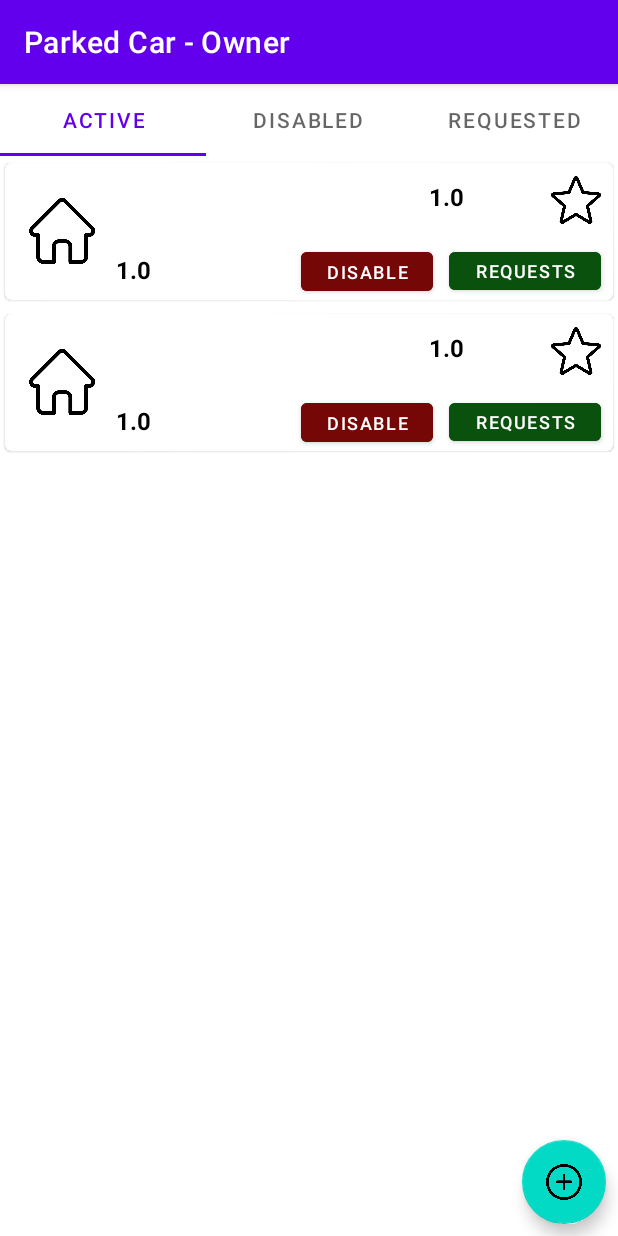
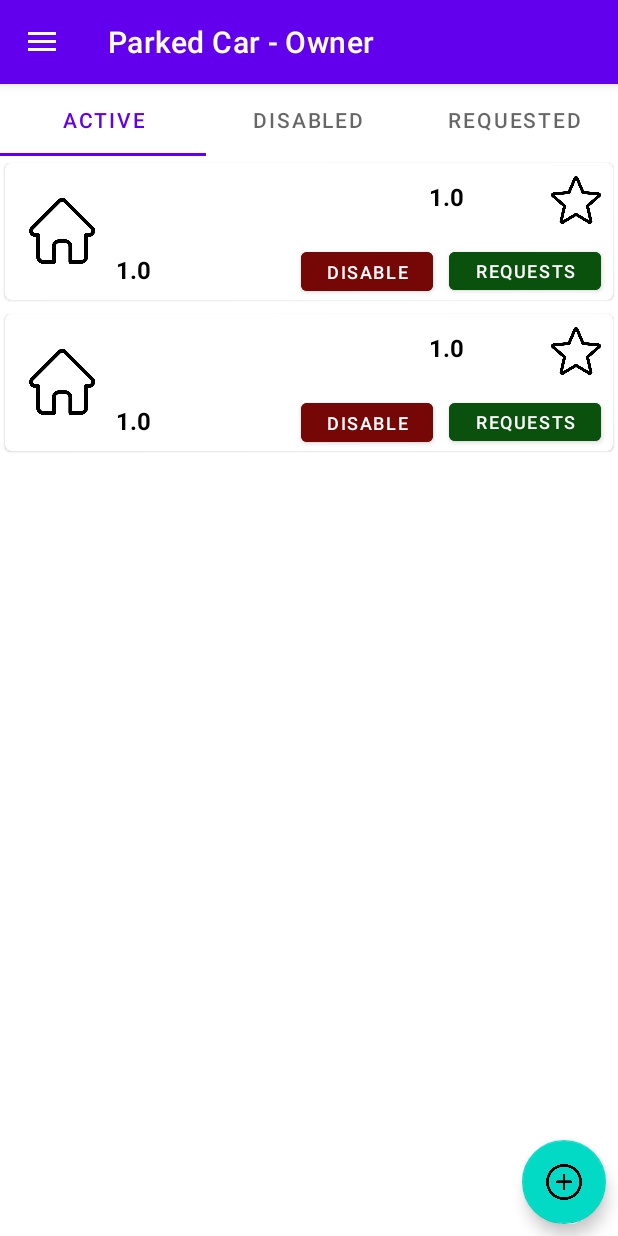
Before and after one commit to ParkedCar-Dev/ParkedCar-Owner, an Android app: the screen it shows after launch (DashboardActivity), on a phone screen of 412 x 824 dp. Run offline under Robolectric (Android 15) with nearby library versions, the phone set to English and light mode, and no system bars; our stand-ins replace navigation-ui; network calls fail.

Commit message:
navigation layout added to dashboard activity

```diff
--- a/app/src/main/java/com/example/spaceowner/view/dashboard/DashboardActivity.java
+++ b/app/src/main/java/com/example/spaceowner/view/dashboard/DashboardActivity.java
@@ -1,6 +1,8 @@
 package com.example.spaceowner.view.dashboard;
 
+import androidx.appcompat.app.ActionBarDrawerToggle;
 import androidx.appcompat.app.AppCompatActivity;
+import androidx.drawerlayout.widget.DrawerLayout;
 import androidx.navigation.NavController;
 import androidx.navigation.Navigation;
 import androidx.navigation.ui.AppBarConfiguration;
@@ -8,8 +10,10 @@ import androidx.viewpager2.widget.ViewPager2;
 
 import android.content.Intent;
 import android.os.Bundle;
+import android.view.MenuItem;
 
 import com.example.spaceowner.R;
+import com.example.spaceowner.utils.TokenManager;
 import com.example.spaceowner.view.addspace.AddSpaceActivity;
 import com.example.spaceowner.viewmodel.SpaceListViewModel;
 import com.example.spaceowner.viewmodel.ViewModelFactory;
@@ -21,7 +25,8 @@ public class DashboardActivity extends AppCompatActivity {
     ViewPager2 viewPager;
     DashboardViewpagerAdapter adapter;
     FloatingActionButton addSpaceButton;
-
+    DrawerLayout drawerLayout;
+    ActionBarDrawerToggle drawerToggle;
     SpaceListViewModel viewModel;
 
     @Override
@@ -29,8 +34,18 @@ public class DashboardActivity extends AppCompatActivity {
         super.onCreate(savedInstanceState);
 
         viewModel = new ViewModelFactory().create(SpaceListViewModel.class);
+        setContentView(R.layout.activity_dashboard);
 
-        setContentView(R.layout.activity_dashboard);
+
+        drawerLayout = findViewById(R.id.drawer_layout);
+        drawerToggle = new ActionBarDrawerToggle(this, drawerLayout, R.string.nav_open, R.string.nav_close);
+
+        drawerLayout.addDrawerListener(drawerToggle);
+        drawerToggle.syncState();
+
+        getSupportActionBar().setDisplayHomeAsUpEnabled(true);
+
+
         tabLayout = findViewById(R.id.tab_layout_dashboard);
         viewPager = findViewById(R.id.dashboard_viewpager);
         addSpaceButton = findViewById(R.id.fab_add_space);
@@ -67,6 +82,15 @@ public class DashboardActivity extends AppCompatActivity {
             }
         });
 
+
+    }
+
+    @Override
+    public boolean onOptionsItemSelected(MenuItem item){
+        if(drawerToggle.onOptionsItemSelected(item)){
+            return true;
+        }
+        return super.onOptionsItemSelected(item);
     }
 
     public SpaceListViewModel getViewModel(){
--- a/app/src/main/res/layout/activity_dashboard.xml
+++ b/app/src/main/res/layout/activity_dashboard.xml
@@ -1,11 +1,17 @@
 <?xml version="1.0" encoding="utf-8"?>
-<androidx.constraintlayout.widget.ConstraintLayout xmlns:android="http://schemas.android.com/apk/res/android"
-    xmlns:app="http://schemas.android.com/apk/res-auto"
-    xmlns:tools="http://schemas.android.com/tools"
+<androidx.drawerlayout.widget.DrawerLayout
     android:layout_width="match_parent"
     android:layout_height="match_parent"
-    android:orientation="vertical"
-    tools:context=".view.dashboard.DashboardActivity">
+    xmlns:android="http://schemas.android.com/apk/res/android"
+    xmlns:app="http://schemas.android.com/apk/res-auto"
+    android:id="@+id/drawer_layout"
+    android:fitsSystemWindows="true"
+    android:layout_gravity="start">
+
+    <androidx.constraintlayout.widget.ConstraintLayout
+        android:layout_width="match_parent"
+        android:layout_height="match_parent"
+        android:orientation="vertical">
 
         <LinearLayout
             android:layout_width="match_parent"
@@ -63,3 +69,13 @@
 
 
     </androidx.constraintlayout.widget.ConstraintLayout>
+
+    <com.google.android.material.navigation.NavigationView
+        android:layout_width="wrap_content"
+        android:layout_height="match_parent"
+        android:layout_gravity="start"
+        app:menu="@menu/navigation_menu">
+    </com.google.android.material.navigation.NavigationView>
+
+
+</androidx.drawerlayout.widget.DrawerLayout>
--- /dev/null
+++ b/app/src/main/res/menu/navigation_menu.xml
@@ -0,0 +1,29 @@
+<?xml version="1.0" encoding="utf-8"?>
+<menu xmlns:android="http://schemas.android.com/apk/res/android">
+    <group
+        android:id="@+id/group_main">
+        <item
+            android:id="@+id/nav_dashboard"
+            android:title="@string/dashboard"
+            />
+        <item
+            android:id="@+id/nav_bookings"
+            android:title="@string/bookings"
+            />
+    </group>
+    <group
+        android:id="@+id/group_secondary">
+        <item
+            android:id="@+id/nav_profile"
+            android:title="@string/profile"
+            />
+        <item
+            android:id="@+id/nav_settings"
+            android:title="@string/settings"
+            />
+        <item
+            android:id="@+id/nav_logout"
+            android:title="@string/logout"
+            />
+    </group>
+</menu>
--- a/app/src/main/res/values/strings.xml
+++ b/app/src/main/res/values/strings.xml
@@ -40,4 +40,11 @@
     <string name="update">Update</string>
     <string name="disabled">Disabled</string>
     <string name="requested">Requested</string>
+    <string name="dashboard">Dashboard</string>
+    <string name="bookings">Bookings</string>
+    <string name="profile">Profile</string>
+    <string name="settings">Settings</string>
+    <string name="logout">Log Out</string>
+    <string name="nav_open">Open</string>
+    <string name="nav_close">Close</string>
 </resources>
```
Lines whose indentation alone changed are shown as unchanged.
